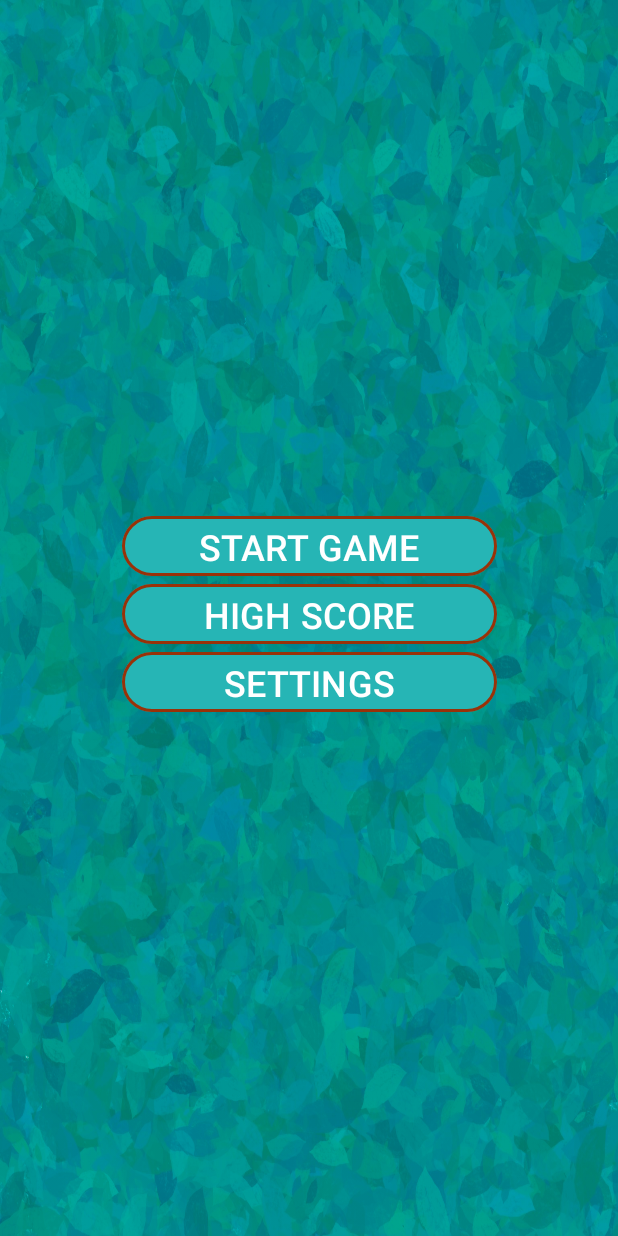
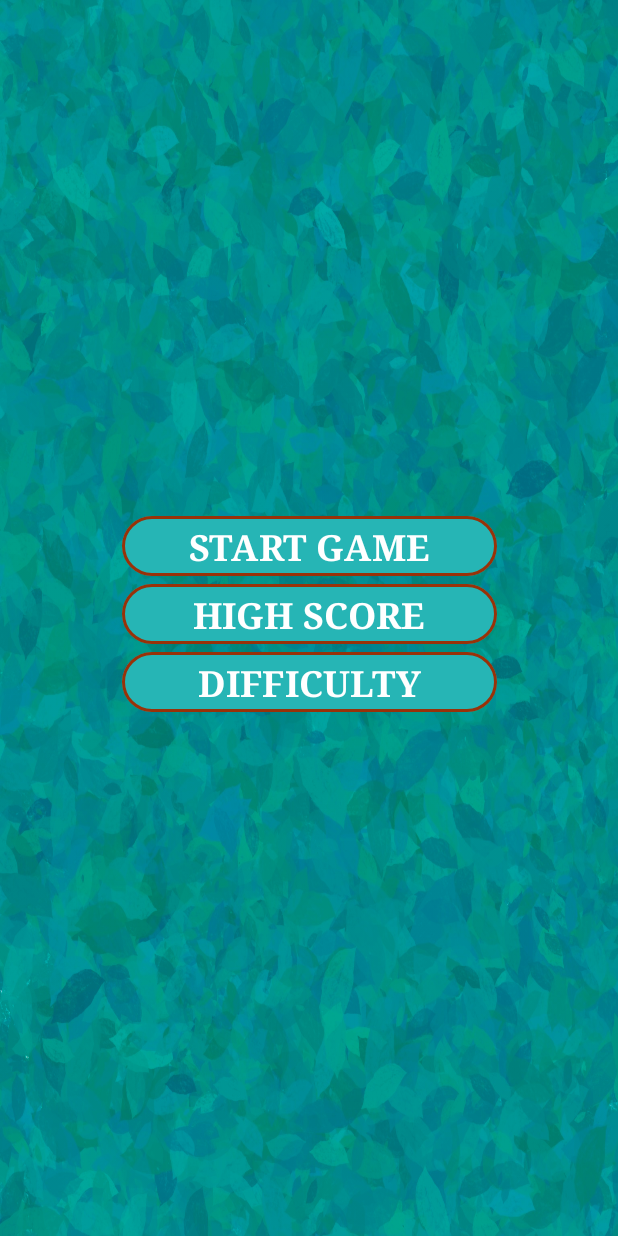
Before and after one commit to LisaEnBil/MissingPiece, an Android app built with Jetpack Compose: the screen it shows after launch (MainActivity), on a phone screen of 412 x 824 dp. Run offline under Robolectric (Android 15) with nearby library versions, the phone set to English and light mode, and no system bars.

Commit message:
place choosing difficulty levels on start view

```diff
--- a/app/src/main/java/com/example/missingpiece/GameViewModel.kt
+++ b/app/src/main/java/com/example/missingpiece/GameViewModel.kt
@@ -23,6 +23,9 @@ class GameViewModel() : ViewModel() {
 
     private val _score = mutableIntStateOf(0)
     val score: State<Int> = _score
+
+    private val _isShowingDifficultyLevels = mutableStateOf(false)
+    val isShowingDifficultyLevels: State<Boolean> = _isShowingDifficultyLevels
 
     private val _hasOngoingGame = mutableStateOf(false)
     val hasOngoingGame: State<Boolean> = _hasOngoingGame
@@ -55,6 +58,11 @@ class GameViewModel() : ViewModel() {
         _hasOngoingGame.value = false
     }
 
+    fun setIsShowingDifficultyLevels() {
+        _isShowingDifficultyLevels.value = !_isShowingDifficultyLevels.value
+        return
+    }
+
     fun setDifficulty(gridSize: Int) {
         _difficulty.intValue = gridSize
     }
--- a/app/src/main/java/com/example/missingpiece/HighScore.kt
+++ b/app/src/main/java/com/example/missingpiece/HighScore.kt
@@ -70,7 +70,8 @@ fun HighScore(hsViewModel: HighScoreViewModel) {
                 ) {
 
                 Text(
-                    text = "HIGH SCORE", fontFamily = FontFamily.Serif,
+                    text = "HIGH SCORE",
+                    fontFamily = FontFamily.Serif,
                     color = Color.White,
                     fontWeight = FontWeight.Bold,
                     fontSize = 30.sp,
@@ -82,7 +83,8 @@ fun HighScore(hsViewModel: HighScoreViewModel) {
                         .padding(15.dp)
                 ) {
                     Text(
-                        text = "Name", fontFamily = FontFamily.SansSerif,
+                        text = "Name",
+                        fontFamily = FontFamily.SansSerif,
                         color = Color.White,
                         fontWeight = FontWeight.Bold,
                         fontSize = 22.sp,
--- a/app/src/main/java/com/example/missingpiece/MainActivity.kt
+++ b/app/src/main/java/com/example/missingpiece/MainActivity.kt
@@ -49,7 +49,6 @@ fun MyAppNavHost(
             Start(
                 goToGame = { navController.navigate(NavScreen.Game.name) },
                 goToHighScore = { navController.navigate(NavScreen.HighScore.name) },
-                goToSettings = { navController.navigate(NavScreen.Settings.name) },
                 viewModel = viewModel,
             );
         }
@@ -63,8 +62,5 @@ fun MyAppNavHost(
         composable(NavScreen.HighScore.name) {
             HighScore(hsViewModel = hsViewModel);
         }
-        composable(NavScreen.Settings.name) {
-            Settings( viewModel = viewModel);
-        }
     }
 }
--- a/app/src/main/java/com/example/missingpiece/Start.kt
+++ b/app/src/main/java/com/example/missingpiece/Start.kt
@@ -7,6 +7,8 @@ import androidx.compose.foundation.Image
 import androidx.compose.foundation.layout.Arrangement
 import androidx.compose.foundation.layout.Box
 import androidx.compose.foundation.layout.Column
+import androidx.compose.foundation.layout.Row
+import androidx.compose.foundation.layout.Spacer
 import androidx.compose.foundation.layout.fillMaxSize
 import androidx.compose.foundation.layout.height
 import androidx.compose.foundation.layout.padding
@@ -28,16 +30,15 @@ import androidx.compose.ui.unit.sp
 import com.example.missingpiece.ui.theme.Blue10
 import com.example.missingpiece.ui.theme.Orange10
 
-
 @Composable
 fun Start(
     viewModel: GameViewModel,
     goToGame: () -> Unit,
     goToHighScore: () -> Unit,
-    goToSettings: () -> Unit,
 ) {
     val isResetComplete by viewModel.isResetComplete
     val hasOngoingGame by viewModel.hasOngoingGame
+    val isShowingDifficultyLevels by viewModel.isShowingDifficultyLevels
 
     Box(modifier = Modifier.fillMaxSize()) {
         Image(
@@ -48,20 +49,15 @@ fun Start(
         )
 
         Column(
-            modifier = Modifier
-                .fillMaxSize(),
+            modifier = Modifier.fillMaxSize(),
             verticalArrangement = Arrangement.Center,
             horizontalAlignment = Alignment.CenterHorizontally,
         ) {
-
             if (hasOngoingGame && isResetComplete) {
-
                 CustomButton(
                     text = "RESUME GAME",
-                    onClick = {
-                        goToGame()
-                    },
-                    newWidth =  250,
+                    onClick = { goToGame() },
+                    newWidth = 250,
                     newFontSize = 24
                 )
             }
@@ -69,32 +65,38 @@ fun Start(
             CustomButton(
                 text = "START GAME",
                 onClick = {
-
                     viewModel.clearSavedGame()
                     viewModel.resetHighScore()
                     goToGame()
                 },
-                newWidth =  250,
+                newWidth = 250,
                 newFontSize = 24
             )
 
             CustomButton(
                 text = "HIGH SCORE",
-                onClick = {
-                    goToHighScore()
-                },
-                newWidth =  250,
+                onClick = { goToHighScore() },
+                newWidth = 250,
                 newFontSize = 24
             )
 
             CustomButton(
-                text = "SETTINGS",
-                onClick = {
-                    goToSettings()
-                },
-                newWidth =  250,
+                text = "DIFFICULTY",
+                onClick = { viewModel.setIsShowingDifficultyLevels() },
+                newWidth = 250,
                 newFontSize = 24
             )
+        }
+
+        if (isShowingDifficultyLevels) {
+            Box(
+                modifier = Modifier
+                    .fillMaxSize()
+                    .padding(top = 250.dp),
+                contentAlignment = Alignment.Center
+            ) {
+                DifficultySelector(viewModel)
+            }
         }
     }
 }
@@ -120,7 +122,7 @@ fun CustomButton(
     ) {
         Text(
             text = text,
-            fontFamily = FontFamily.SansSerif,
+            fontFamily = FontFamily.Serif,
             fontWeight = FontWeight.SemiBold,
             fontSize = newFontSize.sp
         )
```
Also changed, not shown: app/src/main/java/com/example/missingpiece/DifficultyRadioButton.kt (+37 -1 lines), app/src/main/java/com/example/missingpiece/Settings.kt (deleted, +0 -75 lines).
